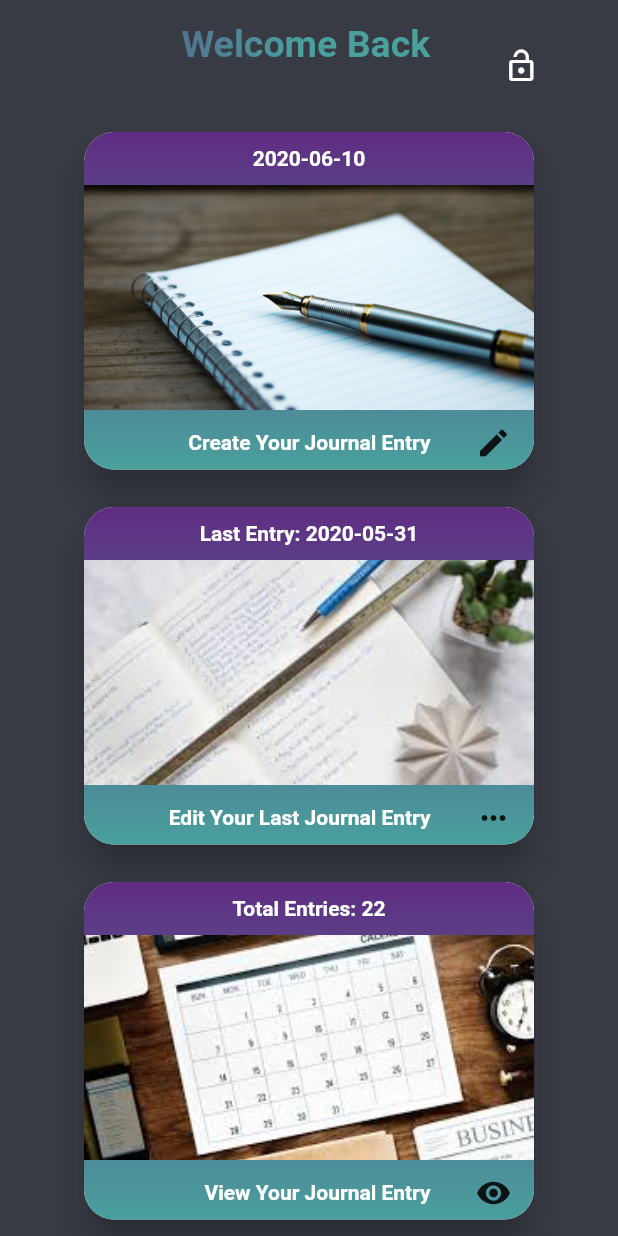
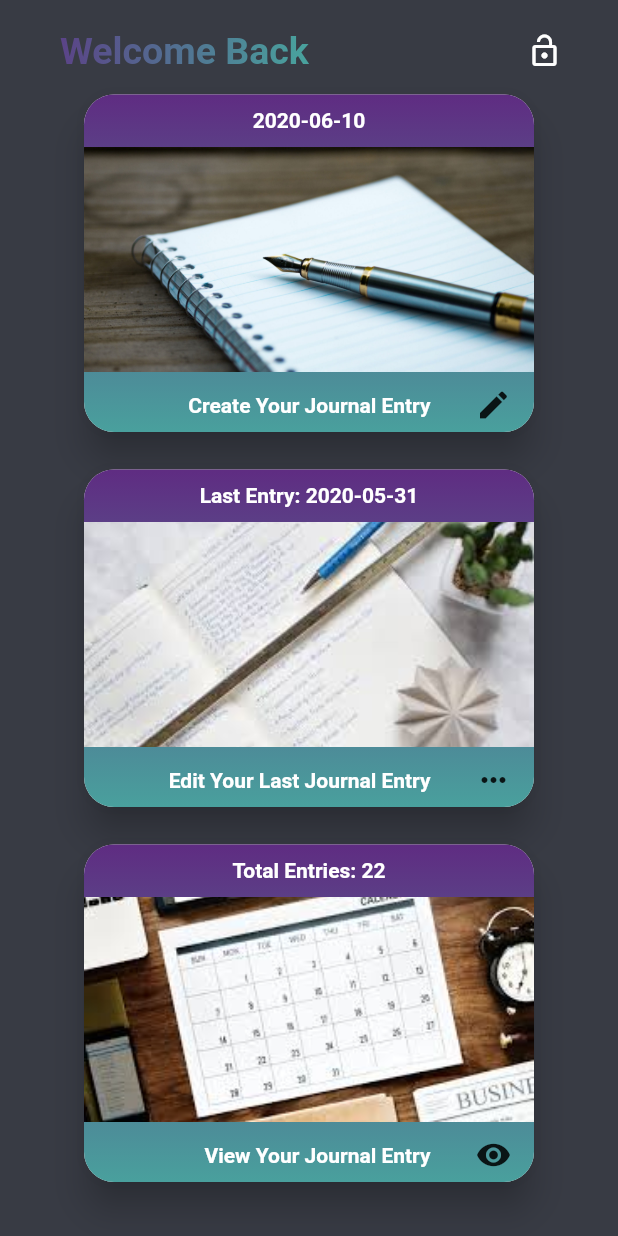
Before and after one commit to domidanke/MyJournal, a Flutter app: the MyJournalScreen screen opened by its route, on a phone screen of 412 x 824 dp. Run offline on Flutter 3.47's test engine with Material 2 defaults, Android fonts, the phone set to English and light mode, and no system bars; our stand-ins replace firebase_auth, font_awesome_flutter, modal_progress_hud; accounts and stored records are empty.

Commit message:
Fixed Overflow Bug by removing username display

```diff
--- a/my_journal/lib/screens/my_journal_screen.dart
+++ b/my_journal/lib/screens/my_journal_screen.dart
@@ -48,17 +48,17 @@ class _MyJournalScreenState extends State<MyJournalScreen> {
         child: ListView(
           children: [
             Padding(
-              padding:
-                  const EdgeInsets.symmetric(horizontal: 10.0, vertical: 15.0),
-              child: Row(
-                mainAxisAlignment: MainAxisAlignment.spaceEvenly,
+              padding: const EdgeInsets.only(
+                  left: 40.0, top: 10.0, right: 25.0, bottom: 5.0),
+              child: Column(
+                mainAxisAlignment: MainAxisAlignment.center,
                 children: <Widget>[
-                  const SizedBox(
-                    width: 50.0,
-                  ),
+                  Row(
+                    mainAxisAlignment: MainAxisAlignment.spaceBetween,
+                    children: <Widget>[
                       Center(
                         child: Text(
-                      'Welcome Back \n $userEmail',
+                          'Welcome Back',
                           style: TextStyle(
                               fontWeight: FontWeight.bold,
                               fontSize: 25.0,
@@ -74,6 +74,8 @@ class _MyJournalScreenState extends State<MyJournalScreen> {
                           _auth.signOut();
                           Navigator.pop(context);
                         },
+                      ),
+                    ],
                   ),
                 ],
               ),
```
Lines whose indentation alone changed are shown as unchanged.
